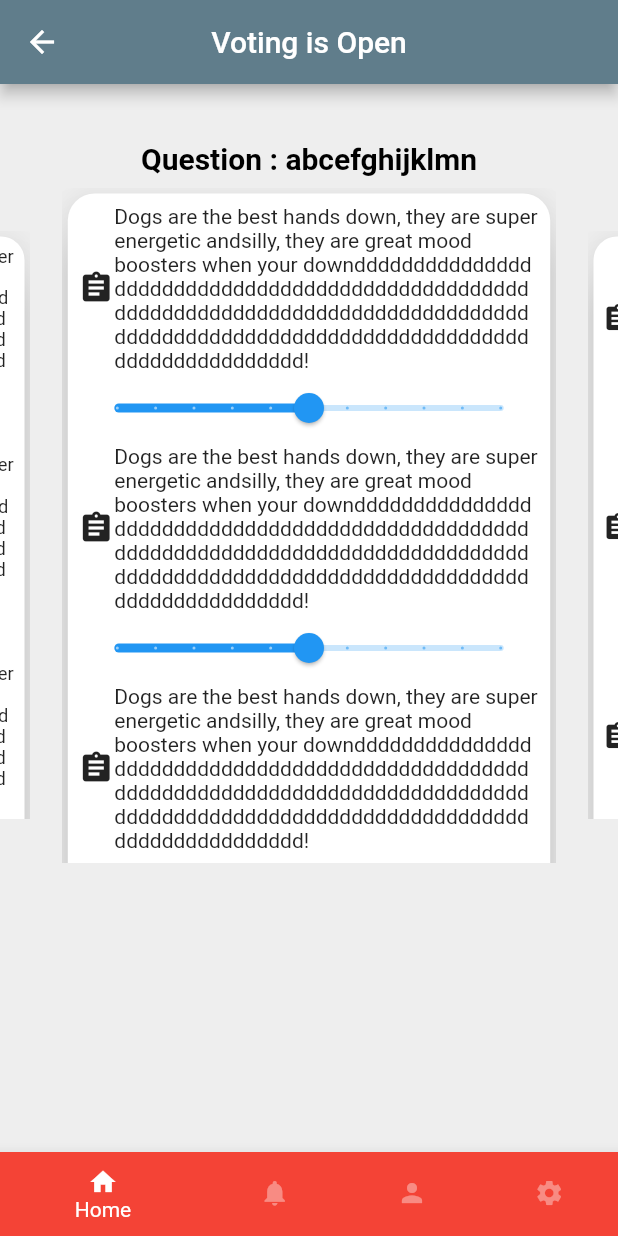
After one commit to RashidaKapadia/Sportcred-App, a Flutter app: the DebateVote screen opened by its route, on a phone screen of 412 x 824 dp. The commit adds this screen. Run offline on Flutter 3.47's test engine with Material 2 defaults, Android fonts, the phone set to English and light mode, and no system bars; drawn by our look-alikes of auto_size_text, carousel_slider; our stand-ins replace confetti, delayed_display, form_field_validator, settings_ui; missing offline and left inert: dart:html, dart:js, flutter_cursor, flutter_session, simple_timer.

Commit message:
UN-167: Commiting changes made in UI for voting in debate

```diff
--- /dev/null
+++ b/frontend/lib/debate/debateVote.dart
@@ -0,0 +1,182 @@
+import 'package:auto_size_text/auto_size_text.dart';
+import 'package:flutter/cupertino.dart';
+import 'package:flutter/material.dart';
+import 'package:carousel_slider/carousel_slider.dart';
+import 'package:frontend/widgets/buttons.dart';
+import 'package:frontend/widgets/fonts.dart';
+import 'package:frontend/widgets/layout.dart';
+import '../navbar.dart';
+
+class DebateVote extends StatefulWidget {
+  @override
+  _DebateVoteState createState() => _DebateVoteState();
+}
+
+class _DebateVoteState extends State<DebateVote> {
+  // TODO: Temp hardcoding
+  String chosenCategory = '';
+  List data = ['1', '2', '3'];
+  double _value1 = 5;
+  double _value2 = 5;
+  double _value3 = 5;
+
+  Widget createSlider(int i) {
+    //double val = 1;
+    return Slider(
+        value: ((i == 0) ? _value1 : ((i == 1) ? _value2 : _value3)),
+        min: 0,
+        max: 10,
+        label: ((i == 0) ? _value1 : ((i == 1) ? _value2 : _value3))
+            .round()
+            .toString(),
+        divisions: 10,
+        onChanged: (double newVal) {
+          setState(() {
+            ((i == 0)
+                ? _value1 = newVal
+                : ((i == 1) ? _value2 = newVal : _value3 = newVal));
+          });
+        });
+  }
+
+  Widget displayResponses(int i) {
+    var button = Container();
+    if (i == 2) {
+      button = plainButton(
+          text: "Submit",
+          fontColor: Colors.white,
+          backgroundColor: Colors.lightGreen[700],
+          onPressed: () {
+            setState(() {
+              _value1 = 5;
+              _value2 = 5;
+              _value3 = 5;
+            });
+          });
+    }
+    return Container(
+        child: Column(children: [
+      Row(children: [
+        Icon(Icons.assignment),
+        Expanded(
+            child: AutoSizeText(
+          "Dogs are the best hands down, they are super energetic and" +
+              "silly, they are great mood boosters when your downdddddddddddddddddddddddddddddddddddddddddddddddddddddddddddddddddddddddddddddddddddddddddddddddddddddddddddddddddddddddddddddddddddddddd!",
+          //overflow: TextOverflow.ellipsis,
+        ))
+      ]),
+      createSlider(i),
+      button
+    ]));
+  }
+
+  Widget displayGroup(int i) {
+    return Container(
+        decoration: new BoxDecoration(
+          borderRadius: new BorderRadius.all(new Radius.circular(20.0)),
+        ),
+        child: SingleChildScrollView(
+          child: Card(
+              color: Colors.white,
+              borderOnForeground: false,
+              shape: RoundedRectangleBorder(
+                  borderRadius: BorderRadius.circular(18.0)),
+              elevation: 15.0,
+              child: Column(children: [
+                Padding(
+                    padding: const EdgeInsets.all(7.0),
+                    child: Column(
+                        children: List.generate(3, (index) {
+                      return displayResponses(index);
+                    })))
+              ])),
+        ));
+  }
+
+  /*Widget build(BuildContext context) {
+    return Scaffold(
+      appBar: AppBar(
+          leading: BackButton(
+              color: Colors.white,
+              onPressed: () =>
+                  Navigator.of(context).pushNamed("/debatePreviousQuestions")),
+          title: Text("Voting is Open", style: TextStyle(color: Colors.white)),
+          centerTitle: true,
+          backgroundColor: Colors.blueGrey),
+      bottomNavigationBar: NavBar(0),
+      body: SingleChildScrollView(
+          child: resultPage(context)), //resultPage(context),
+    );
+  }*/
+
+  /*Widget resultPage(BuildContext context) {
+    return Container(
+      child: Column(children: [
+        pagebody(),
+      ]),
+    );
+  }*/
+
+  /*Widget pagebody() {
+    var mediaQuery = MediaQuery;
+    return Container(
+        alignment: Alignment.center,
+        width: double.infinity,
+        padding: EdgeInsets.symmetric(vertical: 15.0, horizontal: 15.0),
+        child: Column(children: [
+          h3("Question : abcefghijklmn", color: Colors.black),
+          Container(
+              margin: EdgeInsets.symmetric(vertical: 20),
+              width: double.infinity,
+              child: //Column(mainAxisSize: MainAxisSize.min, children: [
+                  Container(
+                padding: EdgeInsets.all(10),
+                child: CarouselSlider(
+                  //children: List.generate(7, (index) {
+                  items: data.map((item) {
+                    return displayGroup(0);
+                  }).toList(),
+                  // HARDCODED FOR NOW; CHANGE TO data.length
+                  //return displayGroup(index);
+                ),
+              ))
+        ]));
+  }
+*/
+  Widget build(BuildContext context) {
+    //final appState = AppStateProvider.of<AppState>(context);
+    Widget categoryCarousel = new Container(
+      child: CarouselSlider(
+        options: CarouselOptions(
+          scrollDirection: Axis.horizontal,
+          height: 450,
+          autoPlay: false,
+          enlargeCenterPage: true,
+        ),
+        // Items list will require to be updated here as well anytime new category is added
+        items: data.map((item) {
+          return displayGroup(0);
+        }).toList(),
+      ),
+    );
+
+    return Scaffold(
+        appBar: AppBar(
+            leading: BackButton(
+                color: Colors.white,
+                onPressed: () => Navigator.of(context)
+                    .pushNamed("/debatePreviousQuestions")),
+            title:
+                Text("Voting is Open", style: TextStyle(color: Colors.white)),
+            centerTitle: true,
+            backgroundColor: Colors.blueGrey),
+        bottomNavigationBar: NavBar(0),
+        backgroundColor: Colors.grey[200],
+        body: Container(
+            padding: EdgeInsets.symmetric(vertical: 30),
+            child: Column(children: [
+              h3("Question : abcefghijklmn", color: Colors.black),
+              categoryCarousel,
+            ])));
+  }
+}
--- a/frontend/lib/main.dart
+++ b/frontend/lib/main.dart
@@ -6,6 +6,7 @@ import 'package:frontend/debate/debateOngoingQuestionsDisplay.dart';
 import 'package:frontend/debate/debateOngoingResponses.dart';
 import 'package:frontend/debate/debatePreviousQuestionsDisplay.dart';
 import 'package:frontend/debate/debatePreviousQuestionsResults.dart';
+import 'package:frontend/debate/debateVote.dart';
 // import 'package:frontend/InitialPage.dart';
 import 'package:frontend/trivia/triviaPickCategory.dart';
 import 'package:frontend/trivia/triviaMode.dart';
@@ -58,6 +59,7 @@ void main() {
         '/debateCurrentResponses': (context) => CurrentDebateResponses(),
         '/debatePreviousQuestions': (context) => PreviousDebateQuestions(),
         '/debatePreviousResults': (context) => PreviousDebateResults(),
+        '/debateVote': (context) => DebateVote()
       }));
 }
 
```
